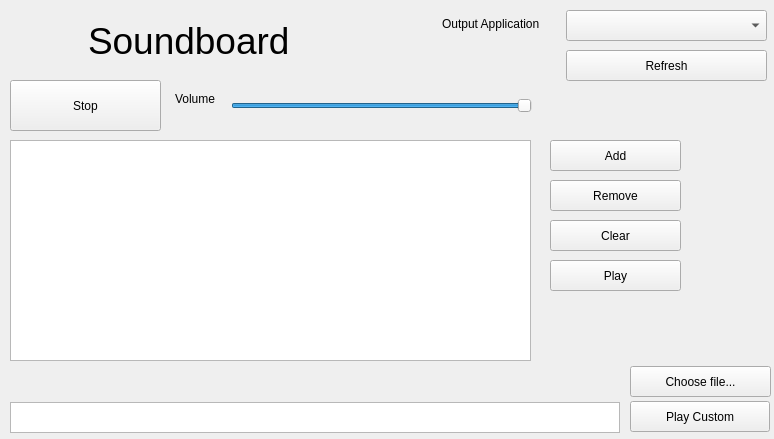
This is mainwindow.ui in Soundux/Soundux as Qt 5 draws it before an edit. The edited form follows.
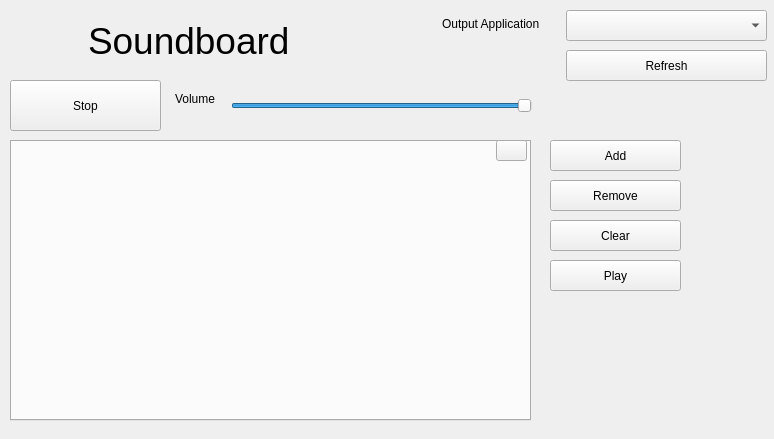
This is the edited form. Icons and pictures are not drawn.

Commit message: ui improvements + added tab feature

The edit to the form file:
```diff
--- a/mainwindow.ui
+++ b/mainwindow.ui
@@ -79,46 +79,6 @@
       <normaloff>.</normaloff>.</iconset>
     </property>
    </widget>
-   <widget class="QTextEdit" name="customAudioText">
-    <property name="geometry">
-     <rect>
-      <x>10</x>
-      <y>402</y>
-      <width>610</width>
-      <height>31</height>
-     </rect>
-    </property>
-   </widget>
-   <widget class="QPushButton" name="playCustomButton">
-    <property name="geometry">
-     <rect>
-      <x>630</x>
-      <y>401</y>
-      <width>140</width>
-      <height>31</height>
-     </rect>
-    </property>
-    <property name="text">
-     <string>Play Custom</string>
-    </property>
-    <property name="icon">
-     <iconset theme="player_play">
-      <normaloff>.</normaloff>.</iconset>
-    </property>
-   </widget>
-   <widget class="QPushButton" name="customFileChoose">
-    <property name="geometry">
-     <rect>
-      <x>630</x>
-      <y>366</y>
-      <width>141</width>
-      <height>31</height>
-     </rect>
-    </property>
-    <property name="text">
-     <string>Choose file...</string>
-    </property>
-   </widget>
    <widget class="QPushButton" name="stopButton">
     <property name="geometry">
      <rect>
@@ -209,16 +169,6 @@
      <bool>true</bool>
     </property>
    </widget>
-   <widget class="QListWidget" name="soundsListWidget">
-    <property name="geometry">
-     <rect>
-      <x>10</x>
-      <y>140</y>
-      <width>521</width>
-      <height>221</height>
-     </rect>
-    </property>
-   </widget>
    <widget class="QPushButton" name="playSoundButton">
     <property name="geometry">
      <rect>
@@ -268,6 +218,36 @@
      <string>Volume</string>
     </property>
    </widget>
+   <widget class="QTabWidget" name="tabWidget">
+    <property name="geometry">
+     <rect>
+      <x>10</x>
+      <y>140</y>
+      <width>521</width>
+      <height>281</height>
+     </rect>
+    </property>
+    <property name="currentIndex">
+     <number>-1</number>
+    </property>
+   </widget>
+   <widget class="QPushButton" name="addTabButton">
+    <property name="geometry">
+     <rect>
+      <x>496</x>
+      <y>140</y>
+      <width>31</width>
+      <height>21</height>
+     </rect>
+    </property>
+    <property name="text">
+     <string/>
+    </property>
+    <property name="icon">
+     <iconset theme="list-add">
+      <normaloff>.</normaloff>.</iconset>
+    </property>
+   </widget>
   </widget>
   <action name="actionExit">
    <property name="text">
```
The commit also changes 3 other files.
